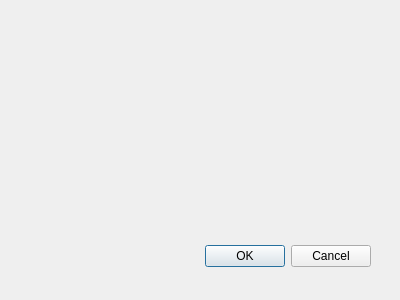
Qt form addparamdialog.ui (Dalizi/option_calculator) before a commit.
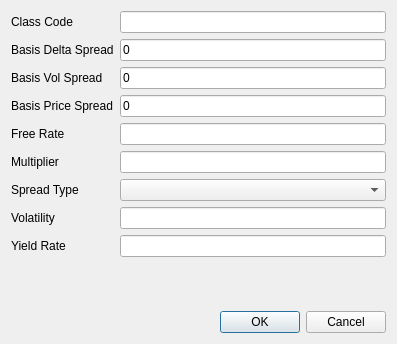
The same form after that commit.

Diff of the .ui file:
```diff
--- a/addparamdialog.ui
+++ b/addparamdialog.ui
@@ -8,29 +8,131 @@
    <rect>
     <x>0</x>
     <y>0</y>
-    <width>400</width>
-    <height>300</height>
+    <width>397</width>
+    <height>344</height>
    </rect>
   </property>
   <property name="windowTitle">
    <string>Dialog</string>
   </property>
-  <widget class="QDialogButtonBox" name="buttonBox">
-   <property name="geometry">
-    <rect>
-     <x>30</x>
-     <y>240</y>
-     <width>341</width>
-     <height>32</height>
-    </rect>
-   </property>
-   <property name="orientation">
-    <enum>Qt::Horizontal</enum>
-   </property>
-   <property name="standardButtons">
-    <set>QDialogButtonBox::Cancel|QDialogButtonBox::Ok</set>
-   </property>
-  </widget>
+  <layout class="QVBoxLayout" name="verticalLayout">
+   <item>
+    <layout class="QFormLayout" name="formLayout">
+     <item row="0" column="0">
+      <widget class="QLabel" name="classCodeLabel">
+       <property name="text">
+        <string>Class Code</string>
+       </property>
+      </widget>
+     </item>
+     <item row="0" column="1">
+      <widget class="QLineEdit" name="classCodeLineEdit"/>
+     </item>
+     <item row="1" column="0">
+      <widget class="QLabel" name="basisDeltaSpreadLabel">
+       <property name="text">
+        <string>Basis Delta Spread</string>
+       </property>
+      </widget>
+     </item>
+     <item row="1" column="1">
+      <widget class="QLineEdit" name="basisDeltaSpreadLineEdit">
+       <property name="text">
+        <string>0</string>
+       </property>
+      </widget>
+     </item>
+     <item row="2" column="0">
+      <widget class="QLabel" name="basisVolSpreadLabel">
+       <property name="text">
+        <string>Basis Vol Spread</string>
+       </property>
+      </widget>
+     </item>
+     <item row="2" column="1">
+      <widget class="QLineEdit" name="basisVolSpreadLineEdit">
+       <property name="text">
+        <string>0</string>
+       </property>
+      </widget>
+     </item>
+     <item row="3" column="0">
+      <widget class="QLabel" name="basisPriceSpreadLabel">
+       <property name="text">
+        <string>Basis Price Spread</string>
+       </property>
+      </widget>
+     </item>
+     <item row="3" column="1">
+      <widget class="QLineEdit" name="basisPriceSpreadLineEdit">
+       <property name="text">
+        <string>0</string>
+       </property>
+      </widget>
+     </item>
+     <item row="4" column="0">
+      <widget class="QLabel" name="freeRateLabel">
+       <property name="text">
+        <string>Free Rate</string>
+       </property>
+      </widget>
+     </item>
+     <item row="4" column="1">
+      <widget class="QLineEdit" name="freeRateLineEdit"/>
+     </item>
+     <item row="5" column="0">
+      <widget class="QLabel" name="multiplierLabel">
+       <property name="text">
+        <string>Multiplier</string>
+       </property>
+      </widget>
+     </item>
+     <item row="5" column="1">
+      <widget class="QLineEdit" name="multiplierLineEdit"/>
+     </item>
+     <item row="6" column="0">
+      <widget class="QLabel" name="spreadTypeLabel">
+       <property name="text">
+        <string>Spread Type</string>
+       </property>
+      </widget>
+     </item>
+     <item row="6" column="1">
+      <widget class="QComboBox" name="spreadTypeComboBox"/>
+     </item>
+     <item row="7" column="0">
+      <widget class="QLabel" name="volatilityLabel">
+       <property name="text">
+        <string>Volatility</string>
+       </property>
+      </widget>
+     </item>
+     <item row="7" column="1">
+      <widget class="QLineEdit" name="volatilityLineEdit"/>
+     </item>
+     <item row="8" column="0">
+      <widget class="QLabel" name="yieldRateLabel">
+       <property name="text">
+        <string>Yield Rate</string>
+       </property>
+      </widget>
+     </item>
+     <item row="8" column="1">
+      <widget class="QLineEdit" name="yieldRateLineEdit"/>
+     </item>
+    </layout>
+   </item>
+   <item>
+    <widget class="QDialogButtonBox" name="buttonBox">
+     <property name="orientation">
+      <enum>Qt::Horizontal</enum>
+     </property>
+     <property name="standardButtons">
+      <set>QDialogButtonBox::Cancel|QDialogButtonBox::Ok</set>
+     </property>
+    </widget>
+   </item>
+  </layout>
  </widget>
  <pixmapfunction/>
  <resources/>
```
Left out of the diff: 5 changed lines with no effect on the pictures.
